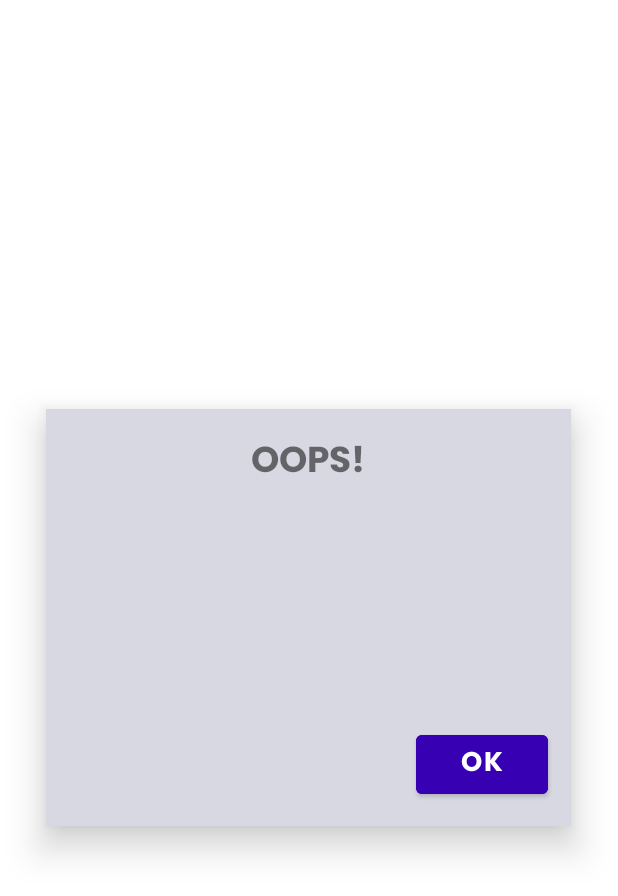
After one commit to Krishnapriya-223/Quadratic-Solver-in-Android, an Android app: the layout dialog_design.xml on its own in the app's theme, with its tools: preview values and no code run, on a phone screen of 412 x 824 dp. The commit adds this screen. Shown: the top 896 px of the screen. Run offline under Robolectric (Android 15) with nearby library versions, the phone set to English and light mode, and no system bars.

Commit message:
Quadratic solver in android

```diff
--- /dev/null
+++ b/app/src/main/res/layout/dialog_design.xml
@@ -0,0 +1,55 @@
+<?xml version="1.0" encoding="utf-8"?>
+<androidx.constraintlayout.widget.ConstraintLayout xmlns:android="http://schemas.android.com/apk/res/android"
+    xmlns:app="http://schemas.android.com/apk/res-auto"
+    xmlns:tools="http://schemas.android.com/tools"
+    android:layout_width="350dp"
+    android:background="#D8D8E3"
+    android:elevation="15dp"
+    android:layout_height="wrap_content"
+    android:layout_gravity="center">
+
+    <TextView
+        android:id="@+id/textView"
+        android:layout_width="match_parent"
+        android:layout_height="wrap_content"
+        android:fontFamily="@font/poppins_bold"
+        android:gravity="center"
+        android:padding="15dp"
+        android:text="OOPS!"
+        android:textSize="24sp"
+        app:layout_constraintEnd_toEndOf="parent"
+        app:layout_constraintStart_toStartOf="parent"
+        app:layout_constraintTop_toTopOf="parent" />
+
+    <TextView
+        android:id="@+id/alertmsg"
+        android:layout_width="match_parent"
+        android:layout_height="wrap_content"
+        android:layout_marginTop="52dp"
+        android:fontFamily="@font/poppins_bold"
+        android:gravity="center"
+        android:padding="15dp"
+        android:textSize="24sp"
+        app:layout_constraintEnd_toEndOf="parent"
+        app:layout_constraintHorizontal_bias="0.0"
+        app:layout_constraintStart_toStartOf="parent"
+        app:layout_constraintTop_toBottomOf="@+id/textView" />
+
+    <Button
+        android:id="@+id/ok"
+        android:layout_width="wrap_content"
+        android:layout_height="wrap_content"
+        android:layout_gravity="center"
+        android:backgroundTint="@color/purple_700"
+        android:elevation="50dp"
+        android:fontFamily="@font/poppins_bold"
+        android:text="OK"
+        android:textColor="@color/white"
+        android:layout_margin="15dp"
+        android:textSize="18dp"
+        android:textStyle="bold"
+        app:layout_constraintBottom_toBottomOf="parent"
+        app:layout_constraintEnd_toEndOf="parent"
+        app:layout_constraintTop_toBottomOf="@+id/alertmsg" />
+
+</androidx.constraintlayout.widget.ConstraintLayout>
```
Also changed, not shown: app/src/main/java/com/example/quadraticsolver/MainActivity.java (+71 -20 lines), app/src/main/res/layout/activity_main.xml (+5 -4 lines).
